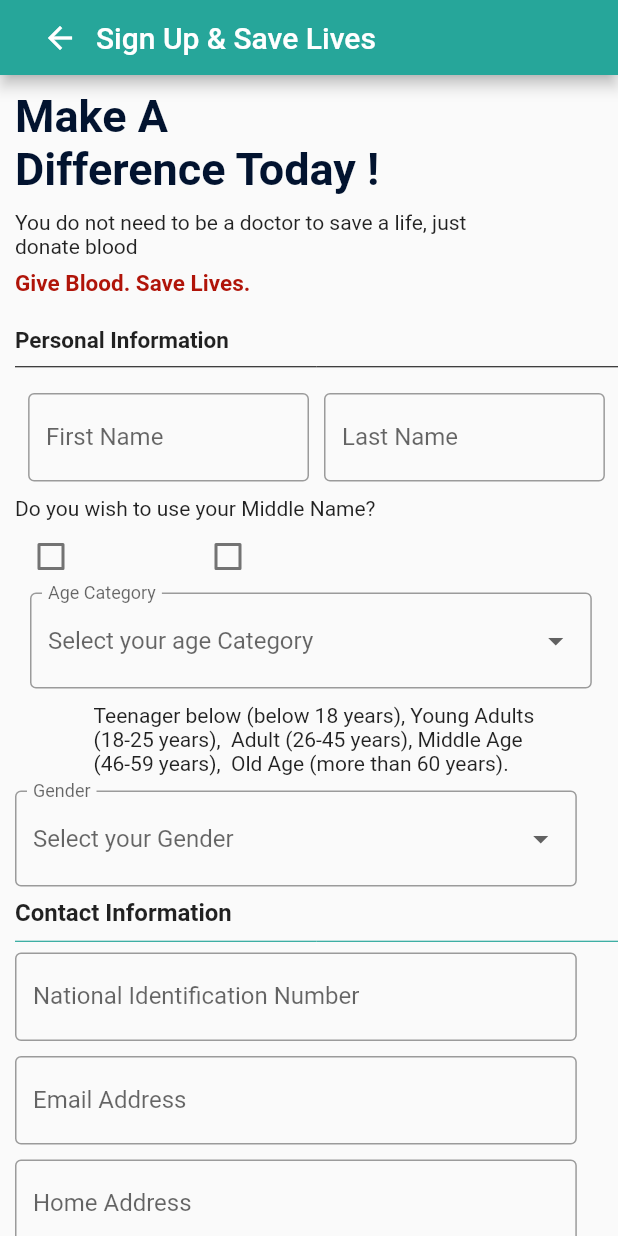
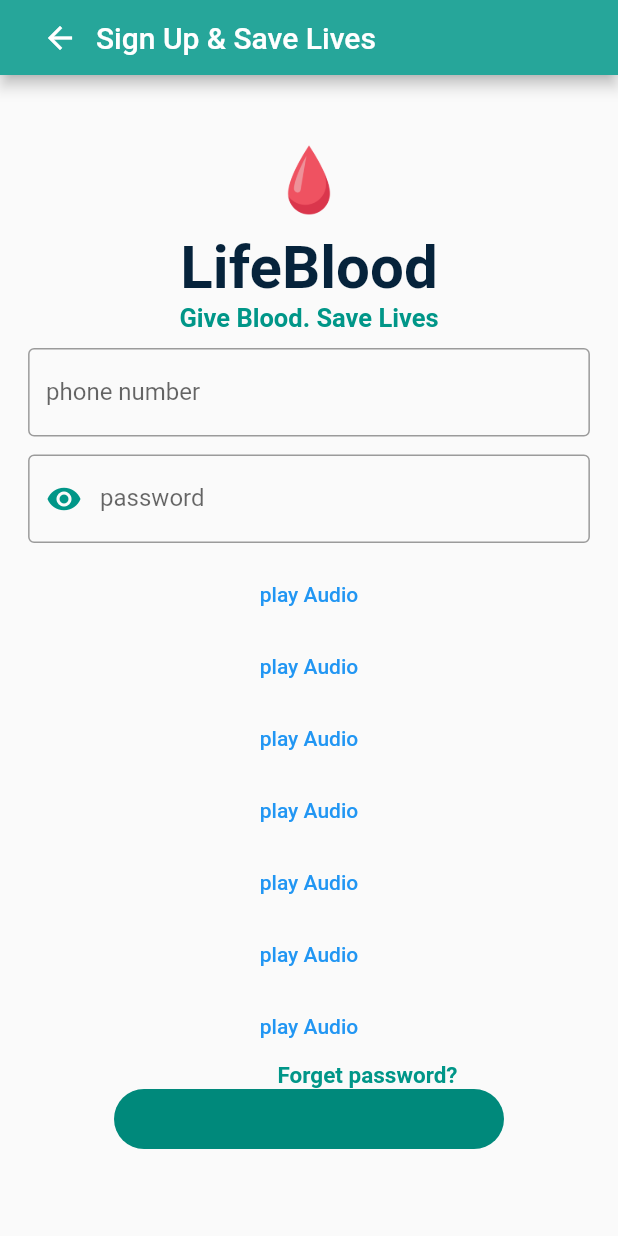
Before and after one commit to Maamans/my_flutter_navigation_proj, a Flutter app: the screen it shows after launch, after a tap on "LOGIN", on a phone screen of 412 x 824 dp. Run offline on Flutter 3.47's test engine with Material 2 defaults, Android fonts, the light colour scheme and no system bars; drawn by our look-alikes of flutter_form_builder; our stand-ins replace audioplayers.

Commit message:
basic ui proj

```diff
--- a/lib/login.dart
+++ b/lib/login.dart
@@ -0,0 +1,207 @@
+import 'package:flutter/material.dart';
+import 'package:flutter_form_builder/flutter_form_builder.dart';
+import 'package:audioplayers/audioplayers.dart';
+
+class LoginApp extends StatefulWidget {
+  const LoginApp({super.key});
+
+  @override
+  State<LoginApp> createState() => _LoginAppState();
+}
+
+class _LoginAppState extends State<LoginApp> {
+  //final audioCache = AudioCache();
+  AudioPlayer audioPlayer = AudioPlayer();
+
+  void playmusic(int SoundNumber) {
+    audioPlayer.play(AssetSource('images/note$SoundNumber.wav'));
+  }
+
+  @override
+  Widget build(BuildContext context) {
+    var _onChanged;
+    return MaterialApp(
+        debugShowCheckedModeBanner: false,
+        home: Scaffold(
+          appBar: AppBar(
+            toolbarHeight: 50,
+            backgroundColor: Colors.teal[400],
+            title: Row(
+              mainAxisAlignment: MainAxisAlignment.start,
+              children: [
+                Row(
+                  children: [
+                    IconButton(
+                        onPressed: () {
+                          Navigator.pop(context);
+                        },
+                        icon: Icon(Icons.arrow_back)),
+                    SizedBox(
+                      width: 0,
+                    ),
+                    Text(
+                      'Sign Up & Save Lives',
+                      style: TextStyle(fontSize: 20, color: Colors.white),
+                    )
+                  ],
+                )
+              ],
+            ),
+          ),
+          body: SingleChildScrollView(
+              child: Column(
+            crossAxisAlignment: CrossAxisAlignment.center,
+            children: [
+              SizedBox(
+                height: 35,
+              ),
+              Column(
+                children: [
+                  SizedBox(
+                    width: 300,
+                  ),
+                  Image.asset(
+                    'assets/images/blood-donation.png',
+                    width: 70,
+                    height: 70,
+                  ),
+                  Text(
+                    'LifeBlood',
+                    style: TextStyle(
+                        fontWeight: FontWeight.bold,
+                        fontSize: 40,
+                        color: Color.fromARGB(255, 6, 35, 59)),
+                  ),
+                  Text(
+                    'Give Blood. Save Lives',
+                    style: TextStyle(
+                        fontWeight: FontWeight.bold,
+                        fontSize: 17,
+                        color: Colors.teal),
+                  )
+                ],
+              ),
+              SizedBox(
+                height: 10,
+              ),
+              Container(
+                child: FormBuilder(
+                    child: Column(
+                  children: [
+                    Column(
+                      mainAxisAlignment: MainAxisAlignment.center,
+                      children: [
+                        SizedBox(
+                          width: 10,
+                        ),
+                        Container(
+                          width: MediaQuery.of(context).size.width / 1.1,
+                          child: FormBuilderTextField(
+                            name: "Phone",
+                            decoration: InputDecoration(
+                              border: OutlineInputBorder(),
+                              labelText: 'phone number',
+                              hintText: 'Enter Your phone number',
+                            ),
+                          ),
+                        ),
+                        SizedBox(
+                          height: 12,
+                        ),
+                        Container(
+                          width: MediaQuery.of(context).size.width / 1.1,
+                          child: FormBuilderTextField(
+                            name: "password",
+                            decoration: InputDecoration(
+                              border: OutlineInputBorder(),
+                              labelText: 'password',
+                              prefixIcon: Icon(Icons.remove_red_eye,
+                                  color: Colors.teal),
+                              hintText: 'Enter Your password',
+                            ),
+                          ),
+                        ),
+                      ],
+                    )
+                  ],
+                )),
+              ),
+              SizedBox(
+                height: 10,
+              ),
+              Column(
+                crossAxisAlignment: CrossAxisAlignment.stretch,
+                children: [
+                  Column(
+                    children: [
+                      TextButton(
+                          onPressed: () {
+                            playmusic(1);
+                          },
+                          child: Text('play Audio')),
+                      TextButton(
+                          onPressed: () {
+                            playmusic(2);
+                          },
+                          child: Text('play Audio')),
+                      TextButton(
+                          onPressed: () {
+                            playmusic(3);
+                          },
+                          child: Text('play Audio')),
+                      TextButton(
+                          onPressed: () {
+                            playmusic(4);
+                          },
+                          child: Text('play Audio')),
+                      TextButton(
+                          onPressed: () {
+                            playmusic(5);
+                          },
+                          child: Text('play Audio')),
+                      TextButton(
+                          onPressed: () {
+                            playmusic(6);
+                          },
+                          child: Text('play Audio')),
+                      TextButton(
+                          onPressed: () {
+                            playmusic(7);
+                          },
+                          child: Text('play Audio')),
+                    ],
+                  )
+                ],
+              ),
+              Row(
+                children: [
+                  SizedBox(
+                    width: 185,
+                  ),
+                  Text(
+                    'Forget password?',
+                    style: TextStyle(
+                        fontWeight: FontWeight.bold,
+                        fontSize: 15,
+                        color: Colors.teal),
+                  )
+                ],
+              ),
+              Container(
+                width: 260,
+                height: 40,
+                decoration: BoxDecoration(
+                    color: Colors.teal[600],
+                    borderRadius: BorderRadius.all(Radius.elliptical(20, 20))),
+                child: Row(
+                  crossAxisAlignment: CrossAxisAlignment.center,
+                  children: [Text('')],
+                ),
+              )
+            ],
+          )),
+        ));
+  }
+
+  Audio(String s) {}
+}
--- a/lib/main.dart
+++ b/lib/main.dart
@@ -1,6 +1,5 @@
 import 'package:flutter/material.dart';
 import 'package:lifeblood/signup.dart';
-// ignore: unused_import
 import 'package:lifeblood/login.dart';
 
 void main() {
@@ -24,7 +23,6 @@ class MyApp extends StatelessWidget {
 
 
 class MainApp extends StatelessWidget {
-
   const MainApp({
     super.key,
   });
@@ -128,12 +126,12 @@ class MainApp extends StatelessWidget {
               SizedBox(
                 height: 10,
               ),
-              GestureDetector(
-                onTap: () {
+            GestureDetector(
+                 onTap: () {
                   print("clicked");
                   Navigator.push(
                     context,
-                    MaterialPageRoute(builder: (context) => SignupApp()),
+                    MaterialPageRoute(builder: (context) => LoginApp()),
                   );
                 },
                 child: Container(
--- a/lib/signup.dart
+++ b/lib/signup.dart
@@ -1,5 +1,6 @@
 import 'package:flutter/material.dart';
 import 'package:flutter_form_builder/flutter_form_builder.dart';
+import 'package:lifeblood/tech.dart';
 
 
 class SignupApp extends StatefulWidget {
@@ -732,13 +733,15 @@ class _SignupAppState extends State<SignupApp> {
                     TextButton(
                   child: Text('Agree and Continue', style: TextStyle(fontSize: 15, color: Colors.white),),
                   onPressed: () => {
+                   Navigator.push(
+                    context,
+                    MaterialPageRoute(builder: (context) => HomeScreen(
+                      Fname: fnamecontroller.text,
+                    )),
+                  ),
 
-                    print(fnamecontroller.text),
-                    print(lastnamecontroller.text),
-                    print(bloodcontroller.text),
-                    listt = ['fname: ${fnamecontroller.text}', 'lname:${lastnamecontroller.text}',
-                     'blood:${getVal}'].toList(),
-                    print(listt)
+
+
                   },
 
                     )
--- a/lib/tech.dart
+++ b/lib/tech.dart
@@ -2,20 +2,29 @@ import 'package:flutter/material.dart';
 
 // ignore: must_be_immutable
 class HomeScreen extends StatelessWidget {
-   HomeScreen({super.key, required Fname});
+   HomeScreen({super.key, required this.Fname});
    String? Fname;
-   void getName(){
+
+  @override
+  Widget build(BuildContext context) {
+
+
+    void getName(){
     print(Fname);
 
    }
-  @override
-  Widget build(BuildContext context) {
-    // String? Fname;
+   getName();
     return MaterialApp(
       debugShowCheckedModeBanner: false,
       home: Scaffold(
         appBar: AppBar(
-          title: Text('gjg'),
+          title: Text(Fname!),
+
+        ),
+        body: Column(
+          children: [
+            Text("Welcome $Fname?? "),
+          ],
         ),
       ),
     );
--- a/pubspec.yaml
+++ b/pubspec.yaml
@@ -19,6 +19,7 @@ dependencies:
 
   cupertino_icons: ^1.0.2
   flutter_form_builder: ^7.8.0
+  audioplayers: ^4.0.1
 
 dev_dependencies:
   flutter_test:
```
Also changed, not shown: pubspec.lock, 18 other files.
